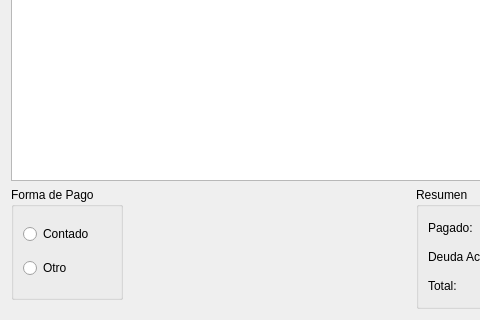
Above: trunk/plugins/pagos/FormReciboBase.ui from chungote/gestotux before the change; both pictures show x 0 to 480 and y 87 to 407 of the 599 by 407 pixel window. Below: the same form after it.
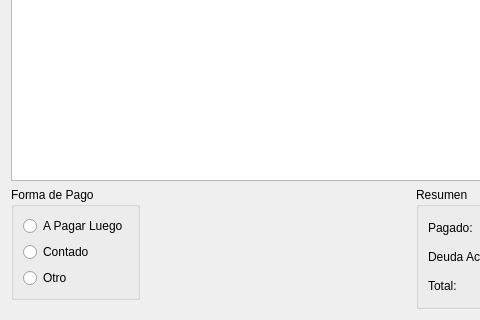
That is the form after the change. Custom widgets are drawn as their Qt base class.

Commit message: agregado sistema para generar recibos sin pagar, modificado formulario para poder utilizar esa caracteristica, mejorado sistema de ingreso de pago de recibo para que diga si fue por efectivo el pago atrasado, eliminado el boton de nota de debito y credito.

The edit to the form file:
```diff
--- a/trunk/plugins/pagos/FormReciboBase.ui
+++ b/trunk/plugins/pagos/FormReciboBase.ui
@@ -102,6 +102,13 @@
       <string>Forma de Pago</string>
      </property>
      <layout class="QVBoxLayout" name="verticalLayout_2">
+      <item>
+       <widget class="QRadioButton" name="RBLuego">
+        <property name="text">
+         <string>A Pagar Luego</string>
+        </property>
+       </widget>
+      </item>
       <item>
        <widget class="QRadioButton" name="RBContado">
         <property name="text">
```
The commit also changes 16 other files.
